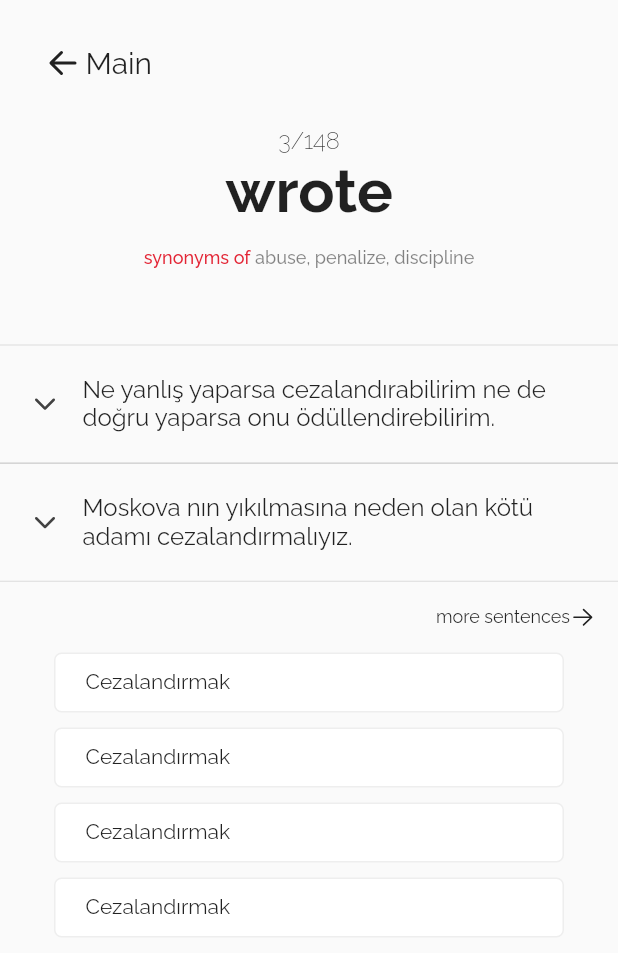
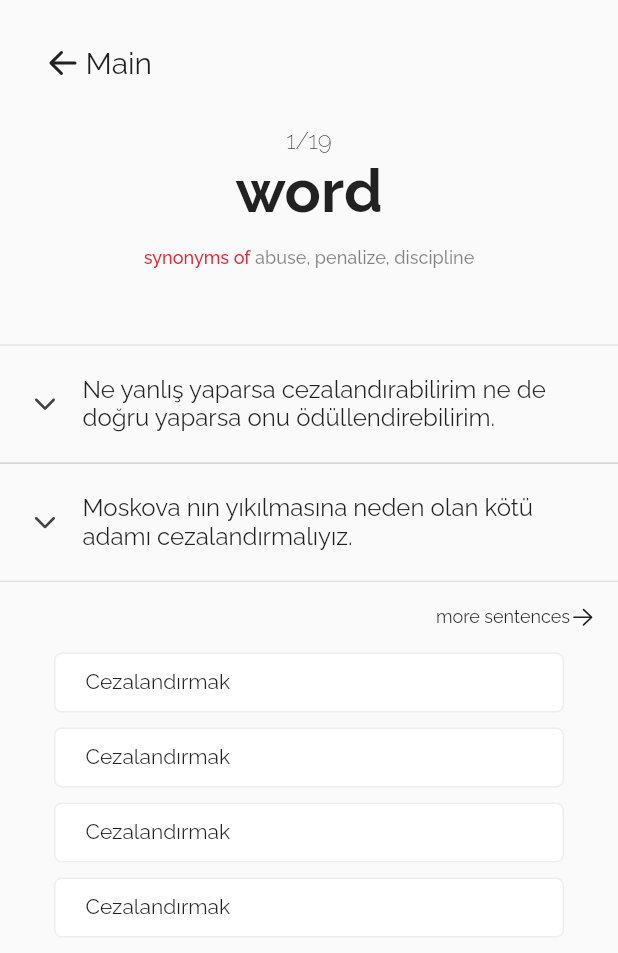
Before and after one commit to Sivellexfc/vocab_app_example_v1, a Flutter app: the screen it shows after launch, after a tap on "I can neither punish him if he does wron", after a tap on "We must punish the villain who has cause", on a phone screen of 412 x 824 dp. Shown: the top 953 px of the screen. Run offline on Flutter 3.47's test engine with Material 2 defaults, Android fonts, the phone set to English and light mode, and no system bars; our stand-ins replace fluentui_icons, gap, google_fonts, shared_preferences; missing offline and left inert: fluent_ui.

```diff
--- /dev/null
+++ b/lib/data/data.dart
@@ -0,0 +1,61 @@
+class AppData {
+  var words = {
+    'word',
+    'receive',
+    'row',
+    'mouth',
+    'exact',
+    'symbol',
+    'die',
+    'least',
+    'trouble',
+    'shout',
+    'except',
+    'wrote',
+    'seed',
+    'tone',
+    'join',
+    'suggest',
+    'clean',
+    'break',
+    'lady'
+  };
+  var means = {
+    'kelime',
+    'almak',
+    'çiğ',
+    'ağız',
+    'turkish',
+    'sembol',
+    'ölmek',
+    'en az',
+    'bela',
+    'bağırmak',
+    'hariç',
+    'yazmak',
+    'tohum',
+    'ton',
+    'katılmak',
+    'önermek',
+    'temizlemek',
+    'kırmak',
+    'bayan'
+  };
+
+  bool statement_first = false;
+  bool statement_second = false;
+
+  String display_sentence_first =
+      'I can neither punish him if he does wrong nor reward him if he does right.';
+  String display_sentence_second =
+      'We must punish the villain who has caused the ruin of Moscow';
+
+  String sentences_first =
+      'I can neither punish him if he does wrong nor reward him if he does right.';
+  String sentences_second =
+      'We must punish the villain who has caused the ruin of Moscow';
+  String sentences_first_tr =
+      'Ne yanlış yaparsa cezalandırabilirim ne de doğru yaparsa onu ödüllendirebilirim.';
+  String sentences_second_tr =
+      'Moskova nın yıkılmasına neden olan kötü adamı cezalandırmalıyız.';
+}
--- /dev/null
+++ b/lib/funtions/options.dart
@@ -0,0 +1,25 @@
+import 'dart:math';
+
+import '';
+
+class OptionsAction {
+  static String getRandomWordTR(
+      Set words, Set means, int number, int position) {
+    String optionWord;
+
+    if (number == 0) {
+      return means.elementAt(position);
+    } else {
+      List<String> newArray = [];
+      for (String mean in means) {
+        if (mean != means.elementAt(position)) {
+          newArray.add(mean);
+        }
+      }
+      var rand = Random();
+      int next = rand.nextInt(means.length);
+
+      return newArray.elementAt(next);
+    }
+  }
+}
--- a/lib/panels/vocabulary_page.dart
+++ b/lib/panels/vocabulary_page.dart
@@ -5,7 +5,12 @@ import 'package:flutter/cupertino.dart';
 import 'package:flutter/material.dart';
 import 'package:gap/gap.dart';
 import 'package:google_fonts/google_fonts.dart';
-import 'package:mainpagedeneme/preferences/shared_preferences.dart';
+import 'package:mainpagedeneme/funtions/options.dart';
+//import 'package:mainpagedeneme/preferences/shared_preferences.dart';
+import 'package:mainpagedeneme/styles/features/features_styles.dart';
+import 'package:shared_preferences/shared_preferences.dart';
+
+import '../data/data.dart';
 
 class vocabularyPage extends StatefulWidget {
   const vocabularyPage({Key? key}) : super(key: key);
@@ -15,102 +20,70 @@ class vocabularyPage extends StatefulWidget {
 }
 
 class _vocabularyPageState extends State<vocabularyPage> {
+  setIncrement() async {
+    SharedPreferences prefs = await SharedPreferences.getInstance();
+    prefs.setInt('chapter', 0);
+  }
+
+  getIncrement() async {
+    SharedPreferences prefs = await SharedPreferences.getInstance();
+    setState(() {
+      CHAPTER_ONE = prefs.getInt('chapter')!;
+      if (CHAPTER_ONE == 0) {
+        CHAPTER_ONE = 0;
+      }
+    });
+  }
+
+  int getRandom() {
+    var rand = Random();
+    int getRandom = rand.nextInt(4);
+    return getRandom;
+  }
+
+  getOption() {
+    OptionsAction.getRandomWordTR(
+        appData.words, appData.means, getRandom(), CHAPTER_ONE);
+  }
+
+  AppData appData = new AppData();
+  //OptionsAction optionsAction = new OptionsAction();
+
+  List<String> OPTIONS = [];
+
+  int CHAPTER_ONE = 0;
   var currentWords;
   int stage = 0;
-
-  var words = {
-    'word',
-    'receive',
-    'row',
-    'mouth',
-    'exact',
-    'symbol',
-    'die',
-    'least',
-    'trouble',
-    'shout',
-    'except',
-    'wrote',
-    'seed',
-    'tone',
-    'join',
-    'suggest',
-    'clean',
-    'break',
-    'lady'
-  };
-  var keys = {
-    'word': 'kelime',
-    'word': 'kelime',
-    'receive': 'almak',
-    'row': 'çiğ',
-    'mouth': 'ağız',
-    'exact': 'turkish',
-    'symbol': 'sembol',
-    'die': 'ölmek',
-    'least': 'en az',
-    'trouble': 'bela',
-    'shout': '',
-    'except': 'hariç',
-    'wrote': 'yazmak',
-    'seed': 'tohum',
-    'tone': 'ton',
-    'join': 'katılmak',
-    'suggest': 'önermek',
-    'clean': 'temizlemek',
-    'break': 'kırmak',
-    'lady': 'bayan'
-  };
-
-  bool statement_first = false;
-  bool statement_second = false;
-
-  String display_sentence_first =
-      'I can neither punish him if he does wrong nor reward him if he does right.';
-  String display_sentence_second =
-      'We must punish the villain who has caused the ruin of Moscow';
-
-  String sentences_first =
-      'I can neither punish him if he does wrong nor reward him if he does right.';
-  String sentences_second =
-      'We must punish the villain who has caused the ruin of Moscow';
-  String sentences_first_tr =
-      'Ne yanlış yaparsa cezalandırabilirim ne de doğru yaparsa onu ödüllendirebilirim.';
-  String sentences_second_tr =
-      'Moskova nın yıkılmasına neden olan kötü adamı cezalandırmalıyız.';
-
-  void changeSentences_first() {
-    setState(() {
-      if (!statement_first) {
-        display_sentence_first = sentences_first_tr;
-      }
-      if (statement_first) {
-        display_sentence_first = sentences_first;
-      }
-      statement_first = !statement_first;
-    });
-  }
 
   @override
   void initState() {
     // TODO: implement initState
-    var options = new List.filled(4, null, growable: false);
-    var random = Random();
-    for (var i = 0; i <= 20; i++) {
-      print('random sayı : ' + random.nextInt(4).toString());
-    }
     super.initState();
+    setIncrement();
+    getIncrement();
+  }
+
+  void changeSentences_first() {
+    setState(() {
+      if (!appData.statement_first) {
+        appData.display_sentence_first = appData.sentences_first_tr;
+      }
+      if (appData.statement_first) {
+        appData.display_sentence_first = appData.sentences_first;
+      }
+      appData.statement_first = !appData.statement_first;
+    });
   }
 
   void changeSentences_second() {
     setState(() {
-      if (!statement_second) {
-        display_sentence_second = sentences_second_tr;
+      if (!appData.statement_second) {
+        appData.display_sentence_second = appData.sentences_second_tr;
       }
-      if (statement_second) {
-        display_sentence_second = sentences_second;
+      if (appData.statement_second) {
+        appData.display_sentence_second = appData.sentences_second;
       }
-      statement_second = !statement_second;
+      appData.statement_second = !appData.statement_second;
     });
   }
 
@@ -131,16 +104,16 @@ class _vocabularyPageState extends State<vocabularyPage> {
                 )
               ],
             ),
-          ),
+          ), //main
           Column(
             children: [
               Text(
-                '3/148',
+                '${CHAPTER_ONE + 1}/${appData.words.length}',
                 style: GoogleFonts.raleway(
                     fontSize: 16, fontWeight: FontWeight.w200),
               ),
               Text(
-                words.elementAt(11),
+                appData.words.elementAt(CHAPTER_ONE),
                 style: GoogleFonts.raleway(
                     fontSize: 40, fontWeight: FontWeight.w700),
               ),
@@ -183,7 +156,7 @@ class _vocabularyPageState extends State<vocabularyPage> {
                       Gap(15),
                       Flexible(
                         child: Text(
-                          display_sentence_first,
+                          appData.display_sentence_first,
                           style: GoogleFonts.raleway(fontSize: 16),
                           maxLines: 3,
                         ),
@@ -211,7 +184,7 @@ class _vocabularyPageState extends State<vocabularyPage> {
                       Gap(15),
                       Flexible(
                         child: Text(
-                          display_sentence_second,
+                          appData.display_sentence_second,
                           style: GoogleFonts.raleway(fontSize: 16),
                           maxLines: 3,
                         ),
@@ -247,48 +220,6 @@ class _vocabularyPageState extends State<vocabularyPage> {
           Column(
             mainAxisAlignment: MainAxisAlignment.center,
             children: [
-              Container(
-                height: 40,
-                width: 340,
-                padding: EdgeInsets.symmetric(vertical: 10, horizontal: 20),
-                decoration: BoxDecoration(
-                    color: Colors.white,
-                    border: Border.all(width: 1, color: Colors.grey.shade200),
-                    borderRadius: BorderRadius.circular(5)),
-                child: Text(
-                  'Cezalandırmak',
-                  style: GoogleFonts.raleway(),
-                ),
-              ),
-              Gap(10),
-              Container(
-                height: 40,
-                width: 340,
-                padding: EdgeInsets.symmetric(vertical: 10, horizontal: 20),
-                decoration: BoxDecoration(
-                    color: Colors.white,
-                    border: Border.all(width: 1, color: Colors.grey.shade200),
-                    borderRadius: BorderRadius.circular(5)),
-                child: Text(
-                  'Cezalandırmak',
-                  style: GoogleFonts.raleway(),
-                ),
-              ),
-              Gap(10),
-              Container(
-                height: 40,
-                width: 340,
-                padding: EdgeInsets.symmetric(vertical: 10, horizontal: 20),
-                decoration: BoxDecoration(
-                    color: Colors.white,
-                    border: Border.all(width: 1, color: Colors.grey.shade200),
-                    borderRadius: BorderRadius.circular(5)),
-                child: Text(
-                  'Cezalandırmak',
-                  style: GoogleFonts.raleway(),
-                ),
-              ),
-              Gap(10),
               InkWell(
                 onTap: () {},
                 child: Container(
@@ -306,6 +237,61 @@ class _vocabularyPageState extends State<vocabularyPage> {
                 ),
               ),
               Gap(10),
+              InkWell(
+                child: Container(
+                  height: 40,
+                  width: 340,
+                  padding: EdgeInsets.symmetric(vertical: 10, horizontal: 20),
+                  decoration: BoxDecoration(
+                      color: Colors.white,
+                      border: Border.all(width: 1, color: Colors.grey.shade200),
+                      borderRadius: BorderRadius.circular(5)),
+                  child: Text(
+                    'Cezalandırmak',
+                    style: GoogleFonts.raleway(),
+                  ),
+                ),
+              ),
+              Gap(10),
+              InkWell(
+                child: Container(
+                  height: 40,
+                  width: 340,
+                  padding: EdgeInsets.symmetric(vertical: 10, horizontal: 20),
+                  decoration: BoxDecoration(
+                      color: Colors.white,
+                      border: Border.all(width: 1, color: Colors.grey.shade200),
+                      borderRadius: BorderRadius.circular(5)),
+                  child: Text(
+                    'Cezalandırmak',
+                    style: GoogleFonts.raleway(),
+                  ),
+                ),
+              ),
+              Gap(10),
+              InkWell(
+                onTap: () {
+                  setState(() {
+                    OptionsColor = correctOptionsColor;
+                    CHAPTER_ONE++;
+                    setIncrement();
+                  });
+                },
+                child: Container(
+                  height: 40,
+                  width: 340,
+                  padding: EdgeInsets.symmetric(vertical: 10, horizontal: 20),
+                  decoration: BoxDecoration(
+                      color: OptionsColor,
+                      border: Border.all(width: 1, color: Colors.grey.shade200),
+                      borderRadius: BorderRadius.circular(5)),
+                  child: Text(
+                    'Cezalandırmak',
+                    style: GoogleFonts.raleway(),
+                  ),
+                ),
+              ),
+              Gap(10),
             ],
           ) // options
         ],
--- a/lib/preferences/shared_preferences.dart
+++ b/lib/preferences/shared_preferences.dart
@@ -1,5 +1,10 @@
 import 'package:shared_preferences/shared_preferences.dart';
 
-_increament() async {
+setIncrement(String chapter) async {
   SharedPreferences prefs = await SharedPreferences.getInstance();
+  prefs.setInt(chapter, 1);
 }
+
+getIncrement() async {
+  //SharedPreferences prefs = await SharedPreferences.getInstance();
+}
--- /dev/null
+++ b/lib/styles/features/features_styles.dart
@@ -0,0 +1,5 @@
+import 'dart:ui';
+import 'package:fluent_ui/fluent_ui.dart';
+
+Color OptionsColor = Colors.white;
+Color correctOptionsColor = Color(0xFF98D936);
```
